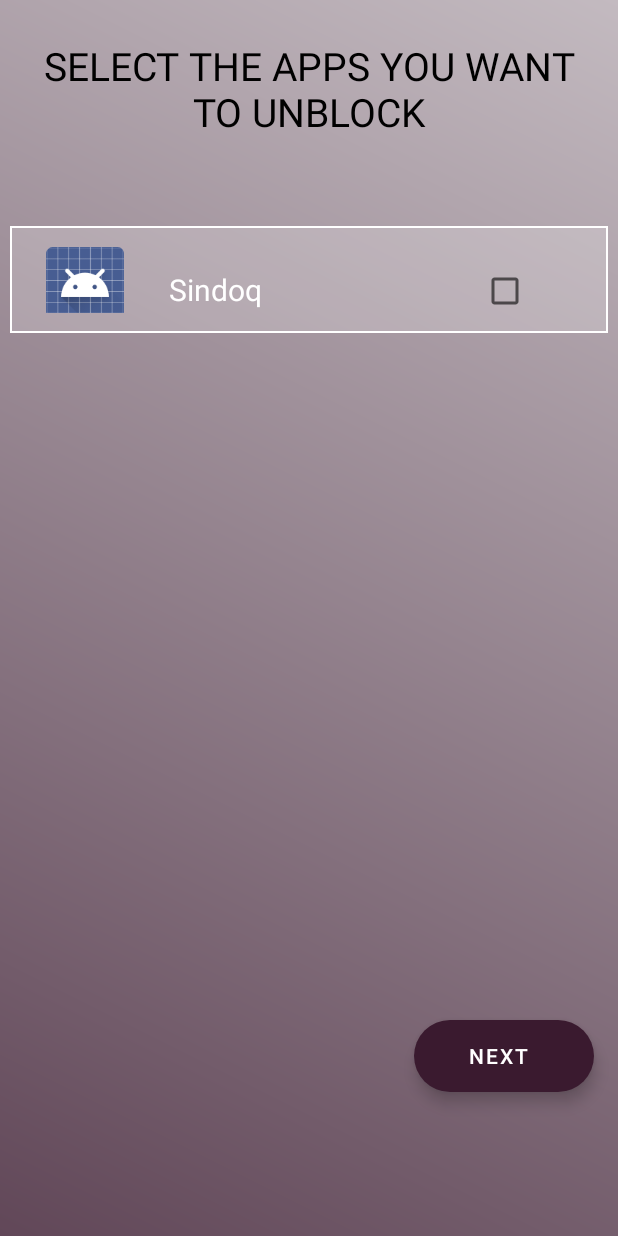
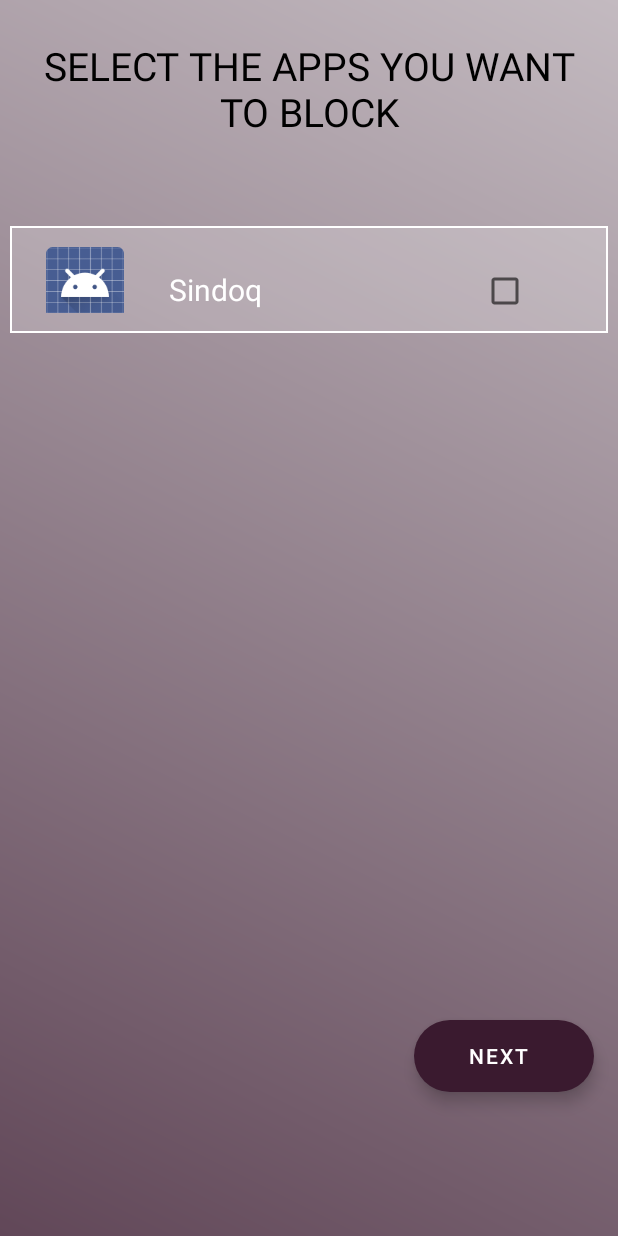
Before and after one commit to WasifIbrahim29/Sindoq, an Android app: the BlockAppsActivity screen opened directly, with no data from a screen before it, on a phone screen of 412 x 824 dp. Run offline under Robolectric (Android 15) with nearby library versions, the phone set to English and light mode, and no system bars; our stand-ins replace sdp/ssp sizes; libraries missing offline, so code that uses them is left out: com.facebook.stetho; 1 statement that could not run was skipped.

Commit message:
unblock-> block

```diff
--- a/app/src/main/res/layout/activity_app_list.xml
+++ b/app/src/main/res/layout/activity_app_list.xml
@@ -19,7 +19,7 @@
         android:textColor="@color/black"
         android:textAlignment="center"
         android:layout_marginBottom="@dimen/_20sdp"
-        android:text="Select the apps you want to unblock"
+        android:text="Select the apps you want to block"
         android:textSize="@dimen/_20sdp">
 
 
```
